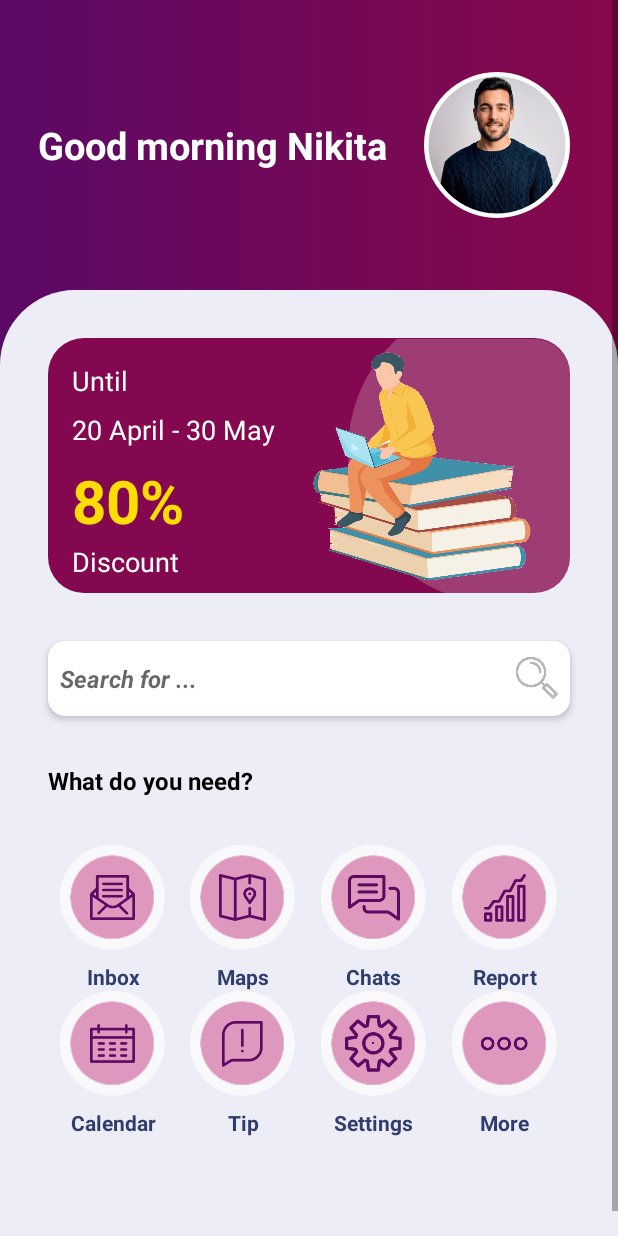
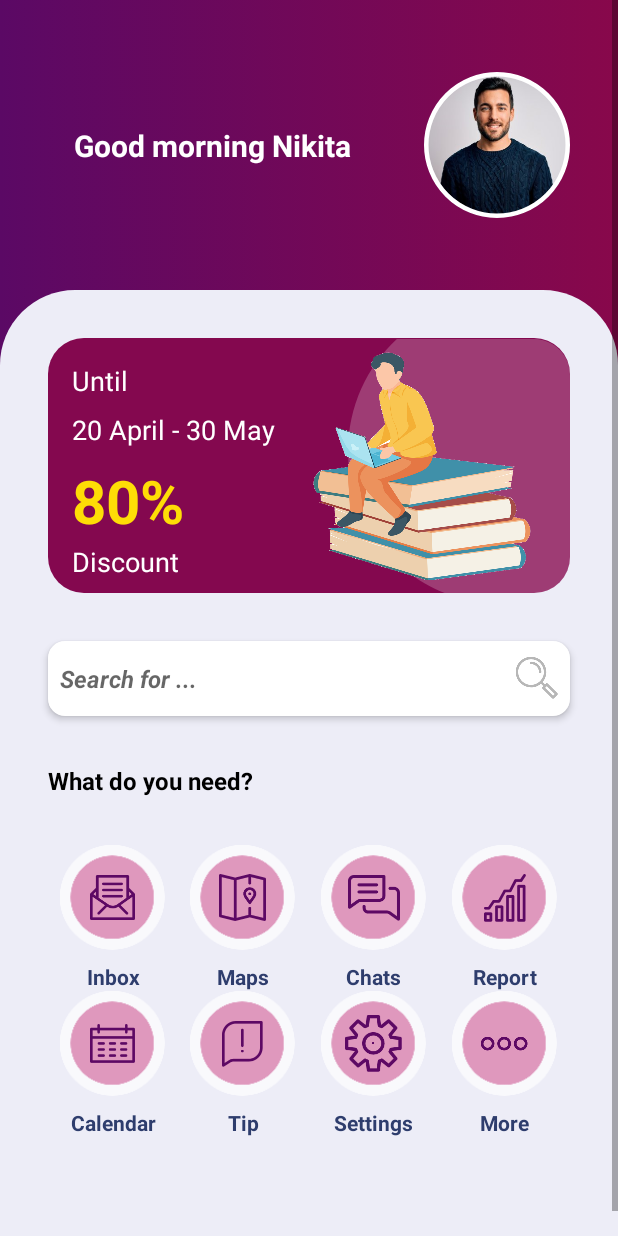
Before and after one commit to NovbiChannel/Login-Page, an Android app: the layout activity_menu.xml on its own in the app's theme, with its tools: preview values and no code run, on a phone screen of 412 x 824 dp. Run offline under Robolectric (Android 15) with nearby library versions, the phone set to English and light mode, and no system bars.

Commit message:
When a user is authorized, the user name is displayed in the main menu.

```diff
--- a/app/src/main/java/com/example/loginsignin_page/db/UserDao.kt
+++ b/app/src/main/java/com/example/loginsignin_page/db/UserDao.kt
@@ -23,4 +23,10 @@ interface UserDao {
 
     @Query("SELECT EXISTS (SELECT * FROM users_table WHERE userName = :userName AND password = :password)")
     fun checkedLogin(userName: String, password: String): Boolean
+
+    @Query("SELECT id FROM users_table WHERE userName = :userName AND password = :password")
+    fun searchIdUser(userName: String, password: String): Int
+
+    @Query("SELECT firstName FROM users_table WHERE id = :id")
+    fun searchFirstName(id: Int?): String
 }
--- a/app/src/main/java/com/example/loginsignin_page/other/Constants.kt
+++ b/app/src/main/java/com/example/loginsignin_page/other/Constants.kt
@@ -3,4 +3,6 @@ package com.example.loginsignin_page.other
 object Constants {
 
     const val USER_DATABASE_NAME = "users_database"
+
+    const val USER_FIRST_NAME = "userFirstName"
 }
--- a/app/src/main/res/layout/activity_login.xml
+++ b/app/src/main/res/layout/activity_login.xml
@@ -122,7 +122,7 @@
                     android:background="@drawable/edittext_background"
                     android:ems="10"
                     android:hint="@string/enter_your_password"
-                    android:inputType="textPersonName"
+                    android:inputType="textPassword"
                     android:padding="8dp"
                     android:textAlignment="center"
                     android:textColor="#717171"
--- a/app/src/main/res/layout/activity_menu.xml
+++ b/app/src/main/res/layout/activity_menu.xml
@@ -41,9 +41,9 @@
                     android:id="@+id/tvHelloUser"
                     android:layout_width="wrap_content"
                     android:layout_height="wrap_content"
-                    android:text="@string/good_morning_nikita"
+                    tools:text="@string/good_morning_nikita"
                     android:textColor="#ffffff"
-                    android:textSize="25sp"
+                    android:textSize="20sp"
                     android:textStyle="bold"
                     app:layout_constraintBottom_toBottomOf="@+id/ivUserPhoto"
                     app:layout_constraintEnd_toStartOf="@+id/ivUserPhoto"
--- a/app/src/main/res/layout/activity_signup.xml
+++ b/app/src/main/res/layout/activity_signup.xml
@@ -193,7 +193,7 @@
                     android:background="@drawable/edittext_background"
                     android:ems="10"
                     android:hint="@string/enter_your_password"
-                    android:inputType="textPersonName"
+                    android:inputType="textPassword"
                     android:padding="8dp"
                     android:textAlignment="center"
                     android:textColor="#717171"
@@ -225,7 +225,7 @@
                     android:background="@drawable/edittext_background"
                     android:ems="10"
                     android:hint="@string/enter_your_date_of_birth"
-                    android:inputType="textPersonName"
+                    android:inputType="date"
                     android:padding="8dp"
                     android:textAlignment="center"
                     android:textColor="#717171"
```
Also changed, not shown: app/src/main/java/com/example/loginsignin_page/ui/LoginActivity.kt (+12 -1 lines), app/src/main/java/com/example/loginsignin_page/ui/MainActivity.kt (+14 -0 lines), app/src/main/java/com/example/loginsignin_page/ui/viewmodels/MainViewModel.kt (+10 -1 lines).
